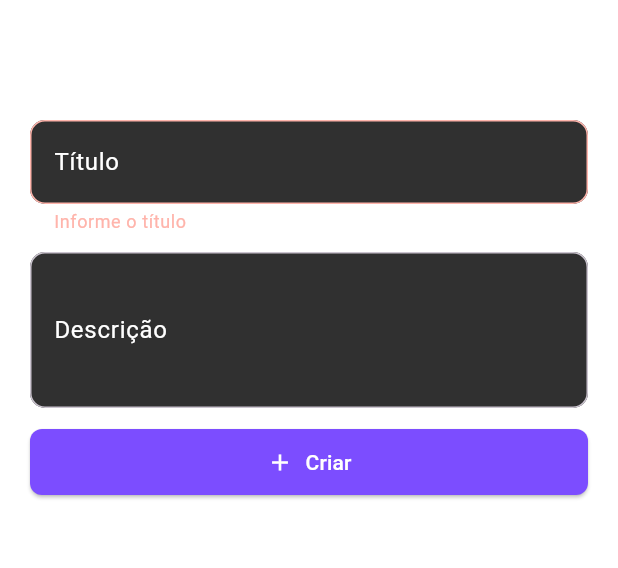
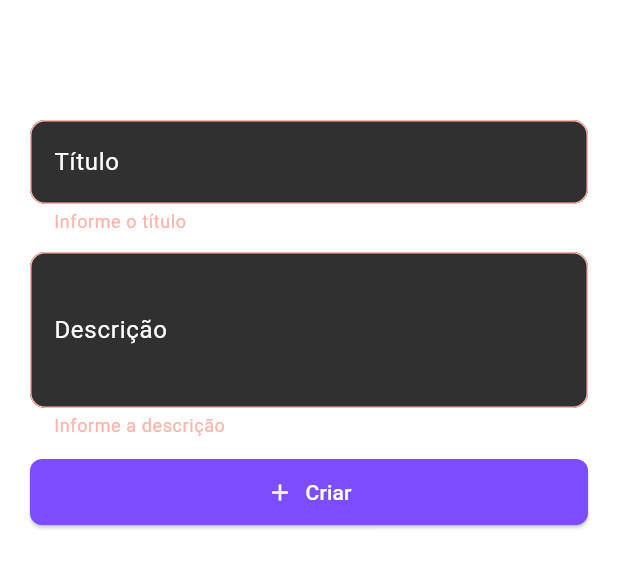
Before and after one commit to RafaelR4mos/if-app-tarefas, a Flutter app: the TaskForm widget shown alone on an empty page, opened directly with empty values, after a tap on "Criar", on a phone screen of 412 x 824 dp. Shown: the top 568 px of the screen. Run offline on Flutter 3.47's test engine with Material 3 defaults, Android fonts, the phone set to English and light mode, and no system bars; our stand-ins replace fluttertoast, image_picker, shared_preferences; accounts and stored records are empty; network calls fail.

Commit message:
feat: upload complete mvp version

```diff
--- a/lib/widgets/task_form.dart
+++ b/lib/widgets/task_form.dart
@@ -17,6 +17,7 @@ class _TaskFormState extends State<TaskForm> {
 
   String titulo = "";
   String descricao = "";
+  bool _isLoading = false;
 
   @override
   Widget build(BuildContext context) {
@@ -66,6 +67,11 @@ class _TaskFormState extends State<TaskForm> {
               TextFormField(
                 style: const TextStyle(color: Colors.white),
                 decoration: _inputDecoration('Descrição'),
+                validator:
+                    (value) =>
+                        value == null || value.isEmpty
+                            ? 'Informe a descrição'
+                            : null,
                 maxLines: 3,
                 onSaved: (value) => descricao = value!,
               ),
@@ -78,21 +84,30 @@ class _TaskFormState extends State<TaskForm> {
                   style: ElevatedButton.styleFrom(
                     backgroundColor: Colors.deepPurpleAccent,
                   ),
-                  icon: const Icon(Icons.add),
-                  label: const Text(
-                    'Criar',
-                    style: TextStyle(color: Colors.white),
+                  icon: _isLoading ? null : const Icon(Icons.add),
+                  label: Text(
+                    _isLoading ? 'Carregando...' : 'Criar',
+                    style: const TextStyle(color: Colors.white),
                   ),
-                  onPressed: () {
+                  onPressed:
+                      _isLoading
+                          ? null
+                          : () async {
                             if (_formKey.currentState!.validate()) {
                               _formKey.currentState!.save();
+
+                              setState(() => _isLoading = true);
 
                               final novaTask = Task(
                                 nomeTarefa: titulo,
                                 descricao: descricao,
                               );
 
-                      widget.onSave(novaTask);
+                              await widget.onSave(novaTask);
+
+                              if (mounted) {
+                                setState(() => _isLoading = false);
+                              }
                             }
                           },
                 ),
--- a/pubspec.yaml
+++ b/pubspec.yaml
@@ -13,6 +13,7 @@ dependencies:
   shared_preferences: 2.1.0
   fluttertoast: ^8.2.2
   intl: ^0.20.2
+  image_picker: ^1.1.2
 
 dev_dependencies:
   flutter_test:
```
Also changed, not shown: lib/screens/home.dart (+14 -0 lines), lib/screens/task_detail.dart (added, +180 -0 lines), lib/service/task_service.dart (+38 -0 lines), pubspec.lock, 5 other files. Lines whose indentation alone changed are shown as unchanged.
